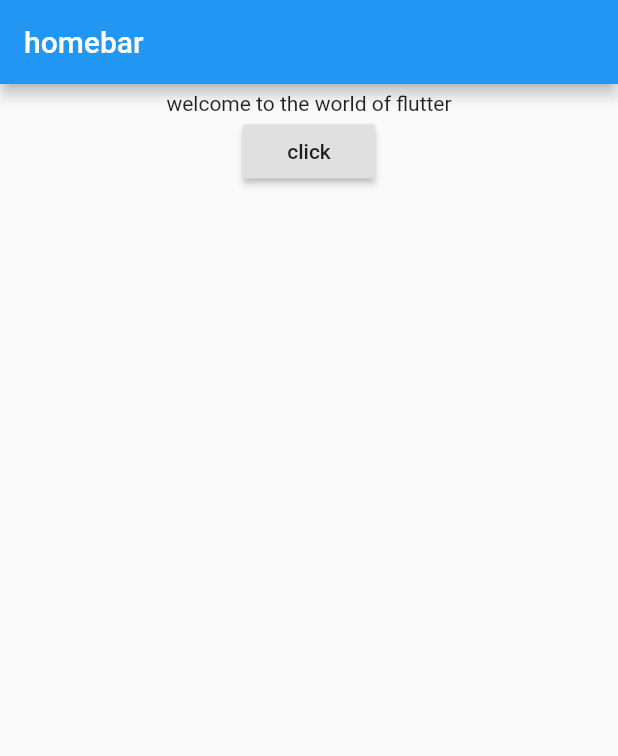
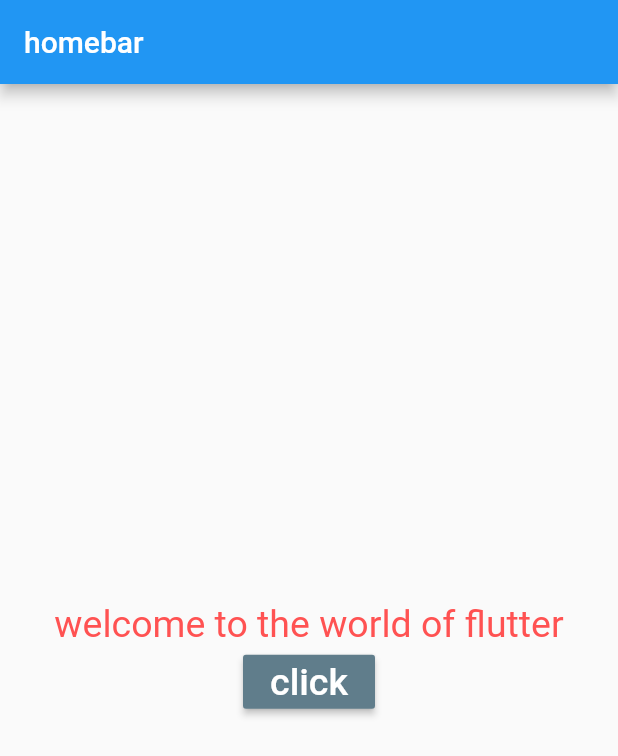
Before and after one commit to Hetpra9653/fluttercodes, a Flutter app: the screen it shows after launch, after a tap on "click", on a phone screen of 412 x 824 dp. Shown: the top 756 px of the screen. Run offline on Flutter 3.47's test engine with Material 2 defaults, Android fonts, the phone set to English and light mode, and no system bars.

Commit message:
Update main.dart

```diff
--- a/name change by click button/lib/main.dart
+++ b/name change by click button/lib/main.dart
@@ -39,11 +39,24 @@ class _HomePageState extends State<HomePage> {
     return new Container(
       padding: const EdgeInsets.all(5.0),
       child: new Center(
-          child: new Column(children: <Widget>[
-        new Text(data),
+          child: new Column(mainAxisAlignment: MainAxisAlignment.center, children: <Widget>[
+        new Text(
+          data,
+          style: new TextStyle(
+            color: Colors.redAccent,
+            fontSize: 25.0,
+          ),
+        ),
         new RaisedButton(
-          child: new Text("click"),
+          child: new Text(
+            "click",
+            style: new TextStyle(
+              color: Colors.white,
+              fontSize: 25.0,
+            ),
+          ),
           onPressed: _newtext,
+          color: Colors.blueGrey,
         )
       ])),
     );
```
